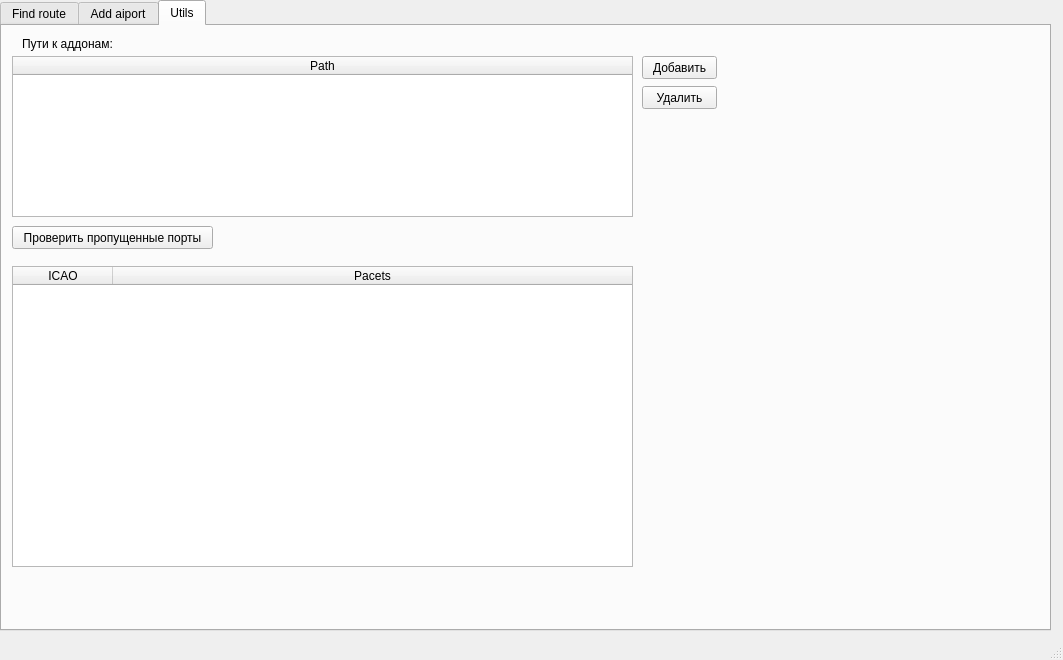
The window that views/main.ui (RavenVl/findAeroRace) describes before a commit, drawn with Qt 5.
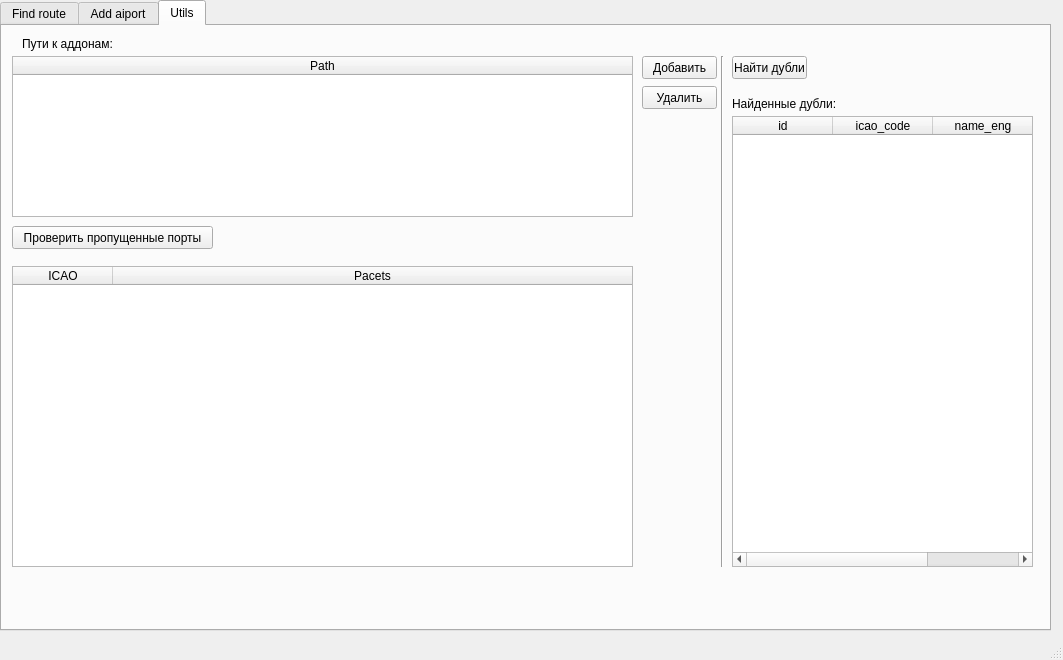
The same window after the commit. The open tabs and pages were chosen to show the change. Icons and pictures are not drawn.

Commit message: add find double icao

Diff of the .ui file:
```diff
--- a/views/main.ui
+++ b/views/main.ui
@@ -725,6 +725,70 @@
        </property>
       </column>
      </widget>
+     <widget class="QPushButton" name="findDubleButton">
+      <property name="geometry">
+       <rect>
+        <x>730</x>
+        <y>30</y>
+        <width>75</width>
+        <height>23</height>
+       </rect>
+      </property>
+      <property name="text">
+       <string>Найти дубли</string>
+      </property>
+     </widget>
+     <widget class="QTableWidget" name="tableDouble">
+      <property name="geometry">
+       <rect>
+        <x>730</x>
+        <y>90</y>
+        <width>301</width>
+        <height>451</height>
+       </rect>
+      </property>
+      <column>
+       <property name="text">
+        <string>id</string>
+       </property>
+      </column>
+      <column>
+       <property name="text">
+        <string>icao_code</string>
+       </property>
+      </column>
+      <column>
+       <property name="text">
+        <string>name_eng</string>
+       </property>
+      </column>
+     </widget>
+     <widget class="QLabel" name="label_15">
+      <property name="geometry">
+       <rect>
+        <x>730</x>
+        <y>70</y>
+        <width>111</width>
+        <height>16</height>
+       </rect>
+      </property>
+      <property name="text">
+       <string>Найденные дубли:</string>
+      </property>
+     </widget>
+     <widget class="Line" name="line">
+      <property name="geometry">
+       <rect>
+        <x>710</x>
+        <y>30</y>
+        <width>20</width>
+        <height>511</height>
+       </rect>
+      </property>
+      <property name="orientation">
+       <enum>Qt::Vertical</enum>
+      </property>
+     </widget>
     </widget>
    </widget>
   </widget>
```
Left out of the diff: 2 changed lines with no effect on the pictures. The commit also changes 3 other files.
